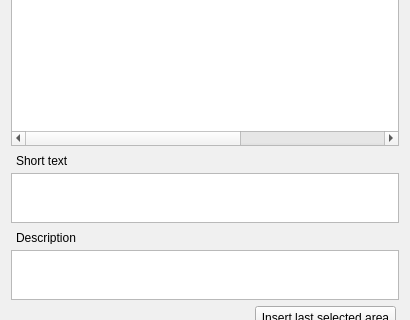
This is ELVIS_save_sel.ui in csiro-chris-m/marine_values as Qt 5 draws it before an edit; both pictures show x 0 to 410 and y 84 to 404 of the 410 by 670 pixel window. The edited form follows.
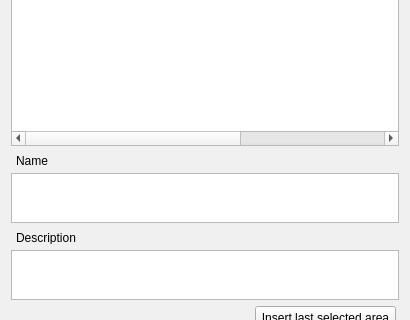
This is the edited form.

```diff
--- a/ELVIS_save_sel.ui
+++ b/ELVIS_save_sel.ui
@@ -299,7 +299,7 @@
          </rect>
         </property>
         <property name="text">
-         <string>Short text</string>
+         <string>Name</string>
         </property>
        </widget>
       </widget>
```
